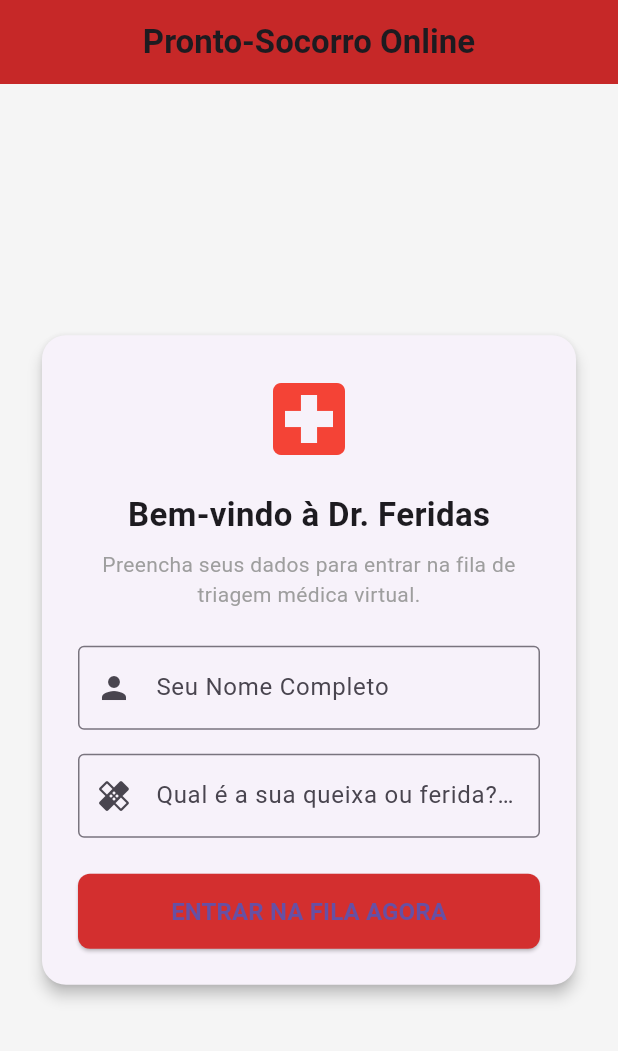
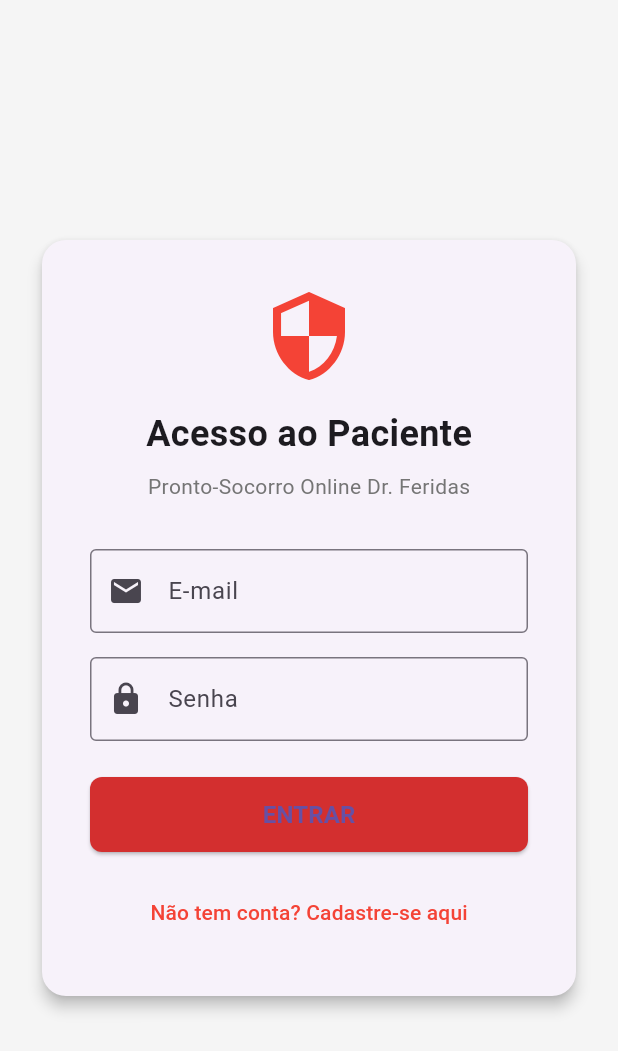
Before and after one commit to LeonardoGMendoza/dr-feridas-telemedicina, a Flutter app: the screen it shows after launch, on a phone screen of 412 x 824 dp. Shown: the top 1051 px of the screen. Run offline on Flutter 3.47's test engine with Material 3 defaults, Android fonts, the phone set to English and light mode, and no system bars; our stand-ins replace firebase_auth, firebase_core, socket_io_client; accounts and stored records are empty; generated files the repository leaves out were written again.

Commit message:
feat: Adicionado Firebase Auth e Tela de Login

```diff
--- /dev/null
+++ b/app/lib/login_screen.dart
@@ -0,0 +1,148 @@
+import 'package:flutter/material.dart';
+import 'package:firebase_auth/firebase_auth.dart';
+import 'main.dart'; // Para acessar o FilaEsperaScreen
+
+class LoginScreen extends StatefulWidget {
+  const LoginScreen({super.key});
+
+  @override
+  State<LoginScreen> createState() => _LoginScreenState();
+}
+
+class _LoginScreenState extends State<LoginScreen> {
+  final _emailController = TextEditingController();
+  final _senhaController = TextEditingController();
+  bool _isLogin = true;
+  bool _loading = false;
+  String _erro = '';
+
+  Future<void> _autenticar() async {
+    setState(() {
+      _loading = true;
+      _erro = '';
+    });
+
+    try {
+      if (_isLogin) {
+        await FirebaseAuth.instance.signInWithEmailAndPassword(
+          email: _emailController.text.trim(),
+          password: _senhaController.text.trim(),
+        );
+      } else {
+        await FirebaseAuth.instance.createUserWithEmailAndPassword(
+          email: _emailController.text.trim(),
+          password: _senhaController.text.trim(),
+        );
+      }
+
+      // Se deu certo, vai para a Fila de Espera
+      if (mounted) {
+        Navigator.pushReplacement(
+          context,
+          MaterialPageRoute(builder: (context) => const FilaEsperaScreen()),
+        );
+      }
+    } on FirebaseAuthException catch (e) {
+      setState(() {
+        _erro = e.message ?? 'Ocorreu um erro de autenticação.';
+      });
+    } finally {
+      if (mounted) {
+        setState(() {
+          _loading = false;
+        });
+      }
+    }
+  }
+
+  @override
+  Widget build(BuildContext context) {
+    return Scaffold(
+      backgroundColor: Colors.grey[100],
+      body: Center(
+        child: SingleChildScrollView(
+          child: Padding(
+            padding: const EdgeInsets.all(24.0),
+            child: Card(
+              elevation: 4,
+              shape: RoundedRectangleBorder(borderRadius: BorderRadius.circular(16)),
+              child: Padding(
+                padding: const EdgeInsets.all(32.0),
+                child: ConstrainedBox(
+                  constraints: const BoxConstraints(maxWidth: 400),
+                  child: Column(
+                    mainAxisSize: MainAxisSize.min,
+                    children: [
+                      const Icon(Icons.security, size: 64, color: Colors.red),
+                      const SizedBox(height: 16),
+                      Text(
+                        _isLogin ? 'Acesso ao Paciente' : 'Criar Conta',
+                        style: const TextStyle(fontSize: 24, fontWeight: FontWeight.bold),
+                      ),
+                      const SizedBox(height: 8),
+                      Text(
+                        'Pronto-Socorro Online Dr. Feridas',
+                        style: TextStyle(color: Colors.grey[600]),
+                      ),
+                      const SizedBox(height: 32),
+                      TextField(
+                        controller: _emailController,
+                        decoration: const InputDecoration(
+                          labelText: 'E-mail',
+                          border: OutlineInputBorder(),
+                          prefixIcon: Icon(Icons.email),
+                        ),
+                      ),
+                      const SizedBox(height: 16),
+                      TextField(
+                        controller: _senhaController,
+                        obscureText: true,
+                        decoration: const InputDecoration(
+                          labelText: 'Senha',
+                          border: OutlineInputBorder(),
+                          prefixIcon: Icon(Icons.lock),
+                        ),
+                      ),
+                      if (_erro.isNotEmpty) ...[
+                        const SizedBox(height: 16),
+                        Text(_erro, style: const TextStyle(color: Colors.red, fontWeight: FontWeight.bold), textAlign: TextAlign.center),
+                      ],
+                      const SizedBox(height: 24),
+                      SizedBox(
+                        width: double.infinity,
+                        height: 50,
+                        child: ElevatedButton(
+                          style: ElevatedButton.styleFrom(
+                            backgroundColor: Colors.red[700],
+                            shape: RoundedRectangleBorder(borderRadius: BorderRadius.circular(8)),
+                          ),
+                          onPressed: _loading ? null : _autenticar,
+                          child: _loading
+                            ? const CircularProgressIndicator(color: Colors.white)
+                            : Text(_isLogin ? 'ENTRAR' : 'CADASTRAR', style: const TextStyle(fontSize: 16, fontWeight: FontWeight.bold)),
+                        ),
+                      ),
+                      const SizedBox(height: 16),
+                      TextButton(
+                        onPressed: () {
+                          setState(() {
+                            _isLogin = !_isLogin;
+                            _erro = '';
+                          });
+                        },
+                        child: Text(
+                          _isLogin ? 'Não tem conta? Cadastre-se aqui' : 'Já tem conta? Faça login',
+                          style: const TextStyle(color: Colors.red),
+                        ),
+                      )
+                    ],
+                  ),
+                ),
+              ),
+            ),
+          ),
+        ),
+      ),
+    );
+  }
+}
--- a/app/lib/main.dart
+++ b/app/lib/main.dart
@@ -1,7 +1,14 @@
 import 'package:flutter/material.dart';
+import 'package:firebase_core/firebase_core.dart';
+import 'firebase_options.dart';
 import 'package:socket_io_client/socket_io_client.dart' as IO;
+import 'login_screen.dart';
 
-void main() {
+void main() async {
+  WidgetsFlutterBinding.ensureInitialized();
+  await Firebase.initializeApp(
+    options: DefaultFirebaseOptions.currentPlatform,
+  );
   runApp(const ProntoSocorroApp());
 }
 
@@ -16,7 +23,7 @@ class ProntoSocorroApp extends StatelessWidget {
         primarySwatch: Colors.red,
         scaffoldBackgroundColor: Colors.grey[100],
       ),
-      home: const FilaEsperaScreen(),
+      home: const LoginScreen(), // Agora começa na tela de Login!
       debugShowCheckedModeBanner: false,
     );
   }
--- a/app/pubspec.yaml
+++ b/app/pubspec.yaml
@@ -35,6 +35,8 @@ dependencies:
   # Use with the CupertinoIcons class for iOS style icons.
   cupertino_icons: ^1.0.8
   socket_io_client: ^3.1.6
+  firebase_core: ^4.14.0
+  firebase_auth: ^6.6.0
 
 dev_dependencies:
   flutter_test:
```
Also changed, not shown: app/pubspec.lock, 3 other files.
